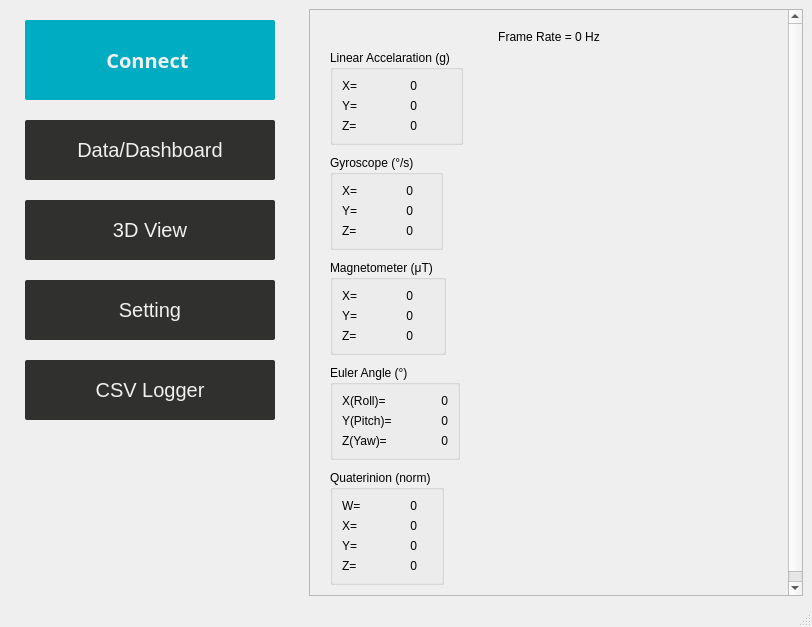
dongFangTuring/CHCenter, file CHCenter/baseform.ui: the form before one commit.
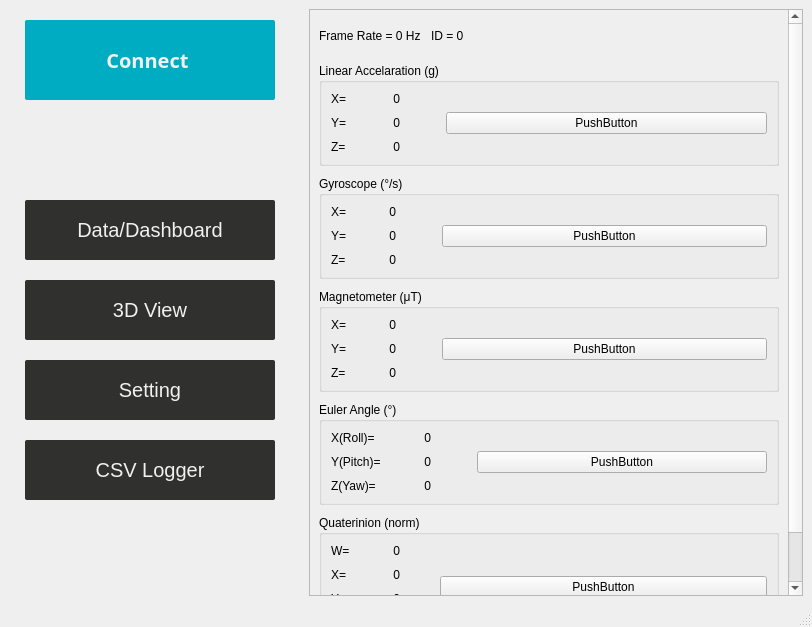
The form after the commit.

Diff of the .ui file:
```diff
--- a/CHCenter/baseform.ui
+++ b/CHCenter/baseform.ui
@@ -2,6 +2,9 @@
 <ui version="4.0">
  <class>BaseForm</class>
  <widget class="QMainWindow" name="BaseForm">
+  <property name="windowModality">
+   <enum>Qt::NonModal</enum>
+  </property>
   <property name="geometry">
    <rect>
     <x>0</x>
@@ -22,11 +25,26 @@
     <height>600</height>
    </size>
   </property>
+  <property name="mouseTracking">
+   <bool>true</bool>
+  </property>
   <property name="windowTitle">
    <string>BaseForm</string>
   </property>
+  <property name="locale">
+   <locale language="English" country="UnitedStates"/>
+  </property>
+  <property name="toolButtonStyle">
+   <enum>Qt::ToolButtonIconOnly</enum>
+  </property>
+  <property name="dockNestingEnabled">
+   <bool>false</bool>
+  </property>
   <property name="dockOptions">
-   <set>QMainWindow::AllowNestedDocks|QMainWindow::AnimatedDocks</set>
+   <set>QMainWindow::AnimatedDocks</set>
+  </property>
+  <property name="unifiedTitleAndToolBarOnMac">
+   <bool>true</bool>
   </property>
   <widget class="QWidget" name="centralwidget">
    <layout class="QHBoxLayout" name="horizontalLayout">
@@ -117,7 +135,7 @@
        <property name="geometry">
         <rect>
          <x>25</x>
-         <y>120</y>
+         <y>200</y>
          <width>250</width>
          <height>60</height>
         </rect>
@@ -164,7 +182,7 @@
        <property name="geometry">
         <rect>
          <x>25</x>
-         <y>200</y>
+         <y>280</y>
          <width>250</width>
          <height>60</height>
         </rect>
@@ -211,7 +229,7 @@
        <property name="geometry">
         <rect>
          <x>25</x>
-         <y>280</y>
+         <y>360</y>
          <width>250</width>
          <height>60</height>
         </rect>
@@ -258,7 +276,7 @@
        <property name="geometry">
         <rect>
          <x>25</x>
-         <y>360</y>
+         <y>440</y>
          <width>250</width>
          <height>60</height>
         </rect>
@@ -332,26 +350,31 @@
              <x>0</x>
              <y>0</y>
              <width>467</width>
-             <height>637</height>
+             <height>652</height>
             </rect>
            </property>
+           <property name="sizePolicy">
+            <sizepolicy hsizetype="MinimumExpanding" vsizetype="Maximum">
+             <horstretch>0</horstretch>
+             <verstretch>0</verstretch>
+            </sizepolicy>
+           </property>
            <layout class="QVBoxLayout" name="verticalLayout_2">
-            <property name="leftMargin">
-             <number>20</number>
+            <property name="spacing">
+             <number>10</number>
             </property>
+            <item>
+             <layout class="QFormLayout" name="formLayout_6">
             <property name="topMargin">
-             <number>20</number>
-            </property>
-            <property name="rightMargin">
-             <number>20</number>
+               <number>10</number>
             </property>
             <property name="bottomMargin">
-             <number>20</number>
-            </property>
-            <item>
+               <number>10</number>
+              </property>
+              <item row="0" column="0">
              <widget class="QLabel" name="LabelFrameRate">
               <property name="sizePolicy">
-               <sizepolicy hsizetype="Minimum" vsizetype="Maximum">
+                 <sizepolicy hsizetype="Fixed" vsizetype="Fixed">
                 <horstretch>0</horstretch>
                 <verstretch>0</verstretch>
                </sizepolicy>
@@ -360,19 +383,26 @@
                <string>Frame Rate = 0 Hz</string>
               </property>
               <property name="alignment">
-               <set>Qt::AlignCenter</set>
-              </property>
-             </widget>
+                 <set>Qt::AlignLeading|Qt::AlignLeft|Qt::AlignVCenter</set>
+                </property>
+               </widget>
+              </item>
+              <item row="0" column="1">
+               <widget class="QLabel" name="LabelID">
+                <property name="sizePolicy">
+                 <sizepolicy hsizetype="Fixed" vsizetype="Fixed">
+                  <horstretch>0</horstretch>
+                  <verstretch>0</verstretch>
+                 </sizepolicy>
+                </property>
+                <property name="text">
+                 <string>ID = 0</string>
+                </property>
+               </widget>
+              </item>
+             </layout>
             </item>
             <item>
-             <layout class="QFormLayout" name="formLayout">
-              <property name="horizontalSpacing">
-               <number>10</number>
-              </property>
-              <property name="verticalSpacing">
-               <number>10</number>
-              </property>
-              <item row="2" column="0">
                <widget class="QGroupBox" name="LabelGPAcc">
                 <property name="minimumSize">
                  <size>
@@ -389,29 +419,29 @@
                 <property name="flat">
                  <bool>true</bool>
                 </property>
-                <layout class="QFormLayout" name="formLayout_3">
-                 <item row="1" column="0">
-                  <widget class="QLabel" name="label_2">
-                   <property name="text">
-                    <string>X= </string>
-                   </property>
-                  </widget>
-                 </item>
-                 <item row="2" column="0">
+              <layout class="QHBoxLayout" name="horizontalLayout_4">
+               <item>
+                <layout class="QFormLayout" name="formLayout">
+                 <property name="horizontalSpacing">
+                  <number>0</number>
+                 </property>
+                 <property name="verticalSpacing">
+                  <number>10</number>
+                 </property>
+                 <item row="0" column="0">
                   <widget class="QLabel" name="label">
-                   <property name="text">
-                    <string>Y= </string>
+                   <property name="sizePolicy">
+                    <sizepolicy hsizetype="Preferred" vsizetype="Preferred">
+                     <horstretch>0</horstretch>
+                     <verstretch>0</verstretch>
+                    </sizepolicy>
                    </property>
-                  </widget>
-                 </item>
-                 <item row="3" column="0">
-                  <widget class="QLabel" name="label_3">
                    <property name="text">
-                    <string>Z= </string>
+                    <string>X= </string>
                    </property>
                   </widget>
                  </item>
-                 <item row="1" column="1">
+                 <item row="0" column="1">
                   <widget class="QLabel" name="LabelAccX">
                    <property name="minimumSize">
                     <size>
@@ -433,7 +463,14 @@
                    </property>
                   </widget>
                  </item>
-                 <item row="2" column="1">
+                 <item row="1" column="0">
+                  <widget class="QLabel" name="label_3">
+                   <property name="text">
+                    <string>Y= </string>
+                   </property>
+                  </widget>
+                 </item>
+                 <item row="1" column="1">
                   <widget class="QLabel" name="LabelAccY">
                    <property name="minimumSize">
                     <size>
@@ -455,7 +492,7 @@
                    </property>
                   </widget>
                  </item>
-                 <item row="3" column="1">
+                 <item row="2" column="1">
                   <widget class="QLabel" name="LabelAccZ">
                    <property name="minimumSize">
                     <size>
@@ -477,10 +514,54 @@
                    </property>
                   </widget>
                  </item>
+                 <item row="2" column="0">
+                  <widget class="QLabel" name="label_2">
+                   <property name="sizePolicy">
+                    <sizepolicy hsizetype="Maximum" vsizetype="Preferred">
+                     <horstretch>0</horstretch>
+                     <verstretch>0</verstretch>
+                    </sizepolicy>
+                   </property>
+                   <property name="text">
+                    <string>Z= </string>
+                   </property>
+                  </widget>
+                 </item>
                 </layout>
-               </widget>
-              </item>
-              <item row="3" column="0">
+               </item>
+               <item>
+                <spacer name="horizontalSpacer">
+                 <property name="orientation">
+                  <enum>Qt::Horizontal</enum>
+                 </property>
+                 <property name="sizeType">
+                  <enum>QSizePolicy::Fixed</enum>
+                 </property>
+                 <property name="sizeHint" stdset="0">
+                  <size>
+                   <width>40</width>
+                   <height>20</height>
+                  </size>
+                 </property>
+                </spacer>
+               </item>
+               <item>
+                <widget class="QPushButton" name="pushButton">
+                 <property name="sizePolicy">
+                  <sizepolicy hsizetype="MinimumExpanding" vsizetype="Fixed">
+                   <horstretch>0</horstretch>
+                   <verstretch>0</verstretch>
+                  </sizepolicy>
+                 </property>
+                 <property name="text">
+                  <string>PushButton</string>
+                 </property>
+                </widget>
+               </item>
+              </layout>
+             </widget>
+            </item>
+            <item>
                <widget class="QGroupBox" name="LabelGPGyro">
                 <property name="title">
                  <string>Gyroscope (°/s)     </string>
@@ -488,36 +569,28 @@
                 <property name="flat">
                  <bool>true</bool>
                 </property>
+              <layout class="QHBoxLayout" name="horizontalLayout_5">
+               <item>
                 <layout class="QFormLayout" name="formLayout_2">
+                 <property name="horizontalSpacing">
+                  <number>0</number>
+                 </property>
+                 <property name="verticalSpacing">
+                  <number>10</number>
+                 </property>
                  <item row="0" column="0">
                   <widget class="QLabel" name="label_5">
+                   <property name="sizePolicy">
+                    <sizepolicy hsizetype="Maximum" vsizetype="Preferred">
+                     <horstretch>0</horstretch>
+                     <verstretch>0</verstretch>
+                    </sizepolicy>
+                   </property>
                    <property name="text">
                     <string>X=</string>
                    </property>
                   </widget>
                  </item>
-                 <item row="0" column="1">
-                  <widget class="QLabel" name="LabelGyroX">
-                   <property name="minimumSize">
-                    <size>
-                     <width>50</width>
-                     <height>0</height>
-                    </size>
-                   </property>
-                   <property name="maximumSize">
-                    <size>
-                     <width>50</width>
-                     <height>16777215</height>
-                    </size>
-                   </property>
-                   <property name="text">
-                    <string>0</string>
-                   </property>
-                   <property name="alignment">
-                    <set>Qt::AlignRight|Qt::AlignTrailing|Qt::AlignVCenter</set>
-                   </property>
-                  </widget>
-                 </item>
                  <item row="1" column="0">
                   <widget class="QLabel" name="label_4">
                    <property name="text">
@@ -525,28 +598,6 @@
                    </property>
                   </widget>
                  </item>
-                 <item row="1" column="1">
-                  <widget class="QLabel" name="LabelGyroY">
-                   <property name="minimumSize">
-                    <size>
-                     <width>50</width>
-                     <height>0</height>
-                    </size>
-                   </property>
-                   <property name="maximumSize">
-                    <size>
-                     <width>50</width>
-                     <height>16777215</height>
-                    </size>
-                   </property>
-                   <property name="text">
-                    <string>0</string>
-                   </property>
-                   <property name="alignment">
-                    <set>Qt::AlignRight|Qt::AlignTrailing|Qt::AlignVCenter</set>
-                   </property>
-                  </widget>
-                 </item>
                  <item row="2" column="0">
                   <widget class="QLabel" name="label_6">
                    <property name="text">
@@ -554,6 +605,50 @@
                    </property>
                   </widget>
                  </item>
+                 <item row="0" column="1">
+                  <widget class="QLabel" name="LabelGyroY">
+                   <property name="minimumSize">
+                    <size>
+                     <width>50</width>
+                     <height>0</height>
+                    </size>
+                   </property>
+                   <property name="maximumSize">
+                    <size>
+                     <width>50</width>
+                     <height>16777215</height>
+                    </size>
+                   </property>
+                   <property name="text">
+                    <string>0</string>
+                   </property>
+                   <property name="alignment">
+                    <set>Qt::AlignRight|Qt::AlignTrailing|Qt::AlignVCenter</set>
+                   </property>
+                  </widget>
+                 </item>
+                 <item row="1" column="1">
+                  <widget class="QLabel" name="LabelGyroX">
+                   <property name="minimumSize">
+                    <size>
+                     <width>50</width>
+                     <height>0</height>
+                    </size>
+                   </property>
+                   <property name="maximumSize">
+                    <size>
+                     <width>50</width>
+                     <height>16777215</height>
+                    </size>
+                   </property>
+                   <property name="text">
+                    <string>0</string>
+                   </property>
+                   <property name="alignment">
+                    <set>Qt::AlignRight|Qt::AlignTrailing|Qt::AlignVCenter</set>
+                   </property>
+                  </widget>
+                 </item>
                  <item row="2" column="1">
                   <widget class="QLabel" name="LabelGyroZ">
                    <property name="minimumSize">
@@ -577,15 +672,40 @@
                   </widget>
                  </item>
                 </layout>
-               </widget>
-              </item>
-              <item row="2" column="1">
-               <widget class="QWidget" name="widget" native="true"/>
-              </item>
-              <item row="3" column="1">
-               <widget class="QWidget" name="widget_2" native="true"/>
-              </item>
-              <item row="4" column="0">
+               </item>
+               <item>
+                <spacer name="horizontalSpacer_2">
+                 <property name="orientation">
+                  <enum>Qt::Horizontal</enum>
+                 </property>
+                 <property name="sizeType">
+                  <enum>QSizePolicy::Fixed</enum>
+                 </property>
+                 <property name="sizeHint" stdset="0">
+                  <size>
+                   <width>40</width>
+                   <height>20</height>
+                  </size>
+                 </property>
+                </spacer>
+               </item>
+               <item>
+                <widget class="QPushButton" name="pushButton_2">
+                 <property name="sizePolicy">
+                  <sizepolicy hsizetype="MinimumExpanding" vsizetype="Fixed">
+                   <horstretch>0</horstretch>
+                   <verstretch>0</verstretch>
+                  </sizepolicy>
+                 </property>
+                 <property name="text">
+                  <string>PushButton</string>
+                 </property>
+                </widget>
+               </item>
+              </layout>
+             </widget>
+            </item>
+            <item>
                <widget class="QGroupBox" name="LabelGPMag">
                 <property name="title">
                  <string>Magnetometer (μT)</string>
@@ -593,9 +713,23 @@
                 <property name="flat">
                  <bool>true</bool>
                 </property>
-                <layout class="QFormLayout" name="formLayout_4">
+              <layout class="QHBoxLayout" name="horizontalLayout_6">
+               <item>
+                <layout class="QFormLayout" name="formLayout_3">
+                 <property name="horizontalSpacing">
+                  <number>0</number>
+                 </property>
+                 <property name="verticalSpacing">
+                  <number>10</number>
+                 </property>
                  <item row="0" column="0">
                   <widget class="QLabel" name="label_9">
+                   <property name="sizePolicy">
+                    <sizepolicy hsizetype="Maximum" vsizetype="Preferred">
+                     <horstretch>0</horstretch>
+                     <verstretch>0</verstretch>
+                    </sizepolicy>
+                   </property>
                    <property name="text">
                     <string>X=</string>
                    </property>
@@ -682,34 +816,69 @@
                   </widget>
                  </item>
                 </layout>
-               </widget>
-              </item>
-              <item row="4" column="1">
-               <widget class="QWidget" name="widget_3" native="true"/>
-              </item>
-              <item row="5" column="0">
+               </item>
+               <item>
+                <spacer name="horizontalSpacer_3">
+                 <property name="orientation">
+                  <enum>Qt::Horizontal</enum>
+                 </property>
+                 <property name="sizeType">
+                  <enum>QSizePolicy::Fixed</enum>
+                 </property>
+                 <property name="sizeHint" stdset="0">
+                  <size>
+                   <width>40</width>
+                   <height>20</height>
+                  </size>
+                 </property>
+                </spacer>
+               </item>
+               <item>
+                <widget class="QPushButton" name="pushButton_3">
+                 <property name="sizePolicy">
+                  <sizepolicy hsizetype="MinimumExpanding" vsizetype="Fixed">
+                   <horstretch>0</horstretch>
+                   <verstretch>0</verstretch>
+                  </sizepolicy>
+                 </property>
+                 <property name="text">
+                  <string>PushButton</string>
+                 </property>
+                </widget>
+               </item>
+              </layout>
+             </widget>
+            </item>
+            <item>
                <widget class="QGroupBox" name="LabelGPEuler">
                 <property name="title">
-                 <string>Euler Angle (°)           </string>
+               <string>Euler Angle (°)             </string>
                 </property>
                 <property name="flat">
                  <bool>true</bool>
                 </property>
-                <layout class="QFormLayout" name="formLayout_6">
+              <layout class="QHBoxLayout" name="horizontalLayout_7">
+               <item>
+                <layout class="QFormLayout" name="formLayout_4">
+                 <property name="horizontalSpacing">
+                  <number>0</number>
+                 </property>
+                 <property name="verticalSpacing">
+                  <number>10</number>
+                 </property>
                  <item row="0" column="0">
                   <widget class="QLabel" name="label_20">
+                   <property name="sizePolicy">
+                    <sizepolicy hsizetype="Maximum" vsizetype="Preferred">
+                     <horstretch>0</horstretch>
+                     <verstretch>0</verstretch>
+                    </sizepolicy>
+                   </property>
                    <property name="text">
                     <string>X(Roll)=</string>
                    </property>
                   </widget>
                  </item>
-                 <item row="2" column="0">
-                  <widget class="QLabel" name="label_19">
-                   <property name="text">
-                    <string>Z(Yaw)=</string>
-                   </property>
-                  </widget>
-                 </item>
                  <item row="1" column="0">
                   <widget class="QLabel" name="label_22">
                    <property name="text">
@@ -717,6 +886,13 @@
                    </property>
                   </widget>
                  </item>
+                 <item row="2" column="0">
+                  <widget class="QLabel" name="label_19">
+                   <property name="text">
+                    <string>Z(Yaw)=</string>
+                   </property>
+                  </widget>
+                 </item>
                  <item row="0" column="1">
                   <widget class="QLabel" name="LabelEulerX">
                    <property name="minimumSize">
@@ -784,9 +960,40 @@
                   </widget>
                  </item>
                 </layout>
-               </widget>
-              </item>
-              <item row="6" column="0">
+               </item>
+               <item>
+                <spacer name="horizontalSpacer_4">
+                 <property name="orientation">
+                  <enum>Qt::Horizontal</enum>
+                 </property>
+                 <property name="sizeType">
+                  <enum>QSizePolicy::Fixed</enum>
+                 </property>
+                 <property name="sizeHint" stdset="0">
+                  <size>
+                   <width>40</width>
+                   <height>20</height>
+                  </size>
+                 </property>
+                </spacer>
+               </item>
+               <item>
+                <widget class="QPushButton" name="pushButton_4">
+                 <property name="sizePolicy">
+                  <sizepolicy hsizetype="MinimumExpanding" vsizetype="Fixed">
+                   <horstretch>0</horstretch>
+                   <verstretch>0</verstretch>
+                  </sizepolicy>
+                 </property>
+                 <property name="text">
+                  <string>PushButton</string>
+                 </property>
+                </widget>
+               </item>
+              </layout>
+             </widget>
+            </item>
+            <item>
                <widget class="QGroupBox" name="LabelGPQuat">
                 <property name="enabled">
                  <bool>true</bool>
@@ -797,30 +1004,57 @@
                 <property name="flat">
                  <bool>true</bool>
                 </property>
+              <layout class="QGridLayout" name="gridLayout_5">
+               <property name="horizontalSpacing">
+                <number>0</number>
+               </property>
+               <property name="verticalSpacing">
+                <number>10</number>
+               </property>
+               <item row="0" column="0">
                 <layout class="QFormLayout" name="formLayout_5">
-                 <item row="2" column="0">
-                  <widget class="QLabel" name="label_21">
-                   <property name="text">
-                    <string>Y=</string>
-                   </property>
-                  </widget>
-                 </item>
-                 <item row="0" column="0">
+                 <property name="horizontalSpacing">
+                  <number>0</number>
+                 </property>
+                 <property name="verticalSpacing">
+                  <number>10</number>
+                 </property>
+                 <item row="1" column="0">
                   <widget class="QLabel" name="label_26">
                    <property name="text">
-                    <string>W=</string>
+                    <string>X=</string>
                    </property>
                   </widget>
                  </item>
-                 <item row="1" column="0">
+                 <item row="0" column="0">
                   <widget class="QLabel" name="label_27">
                    <property name="text">
-                    <string>X=</string>
+                    <string>W=</string>
+                   </property>
+                  </widget>
+                 </item>
+                 <item row="2" column="0">
+                  <widget class="QLabel" name="label_21">
+                   <property name="text">
+                    <string>Y=</string>
+                   </property>
+                  </widget>
+                 </item>
+                 <item row="3" column="0">
+                  <widget class="QLabel" name="label_31">
+                   <property name="text">
+                    <string>Z=</string>
                    </property>
                   </widget>
                  </item>
                  <item row="0" column="1">
                   <widget class="QLabel" name="LabelQuatW">
+                   <property name="sizePolicy">
+                    <sizepolicy hsizetype="Preferred" vsizetype="Preferred">
+                     <horstretch>0</horstretch>
+                     <verstretch>0</verstretch>
+                    </sizepolicy>
+                   </property>
                    <property name="minimumSize">
                     <size>
                      <width>50</width>
@@ -885,13 +1119,6 @@
                    </property>
                   </widget>
                  </item>
-                 <item row="3" column="0">
-                  <widget class="QLabel" name="label_31">
-                   <property name="text">
-                    <string>Z=</string>
-                   </property>
-                  </widget>
-                 </item>
                  <item row="3" column="1">
                   <widget class="QLabel" name="LabelQuatZ">
                    <property name="minimumSize">
@@ -915,15 +1142,38 @@
                   </widget>
                  </item>
                 </layout>
-               </widget>
-              </item>
-              <item row="5" column="1">
-               <widget class="QWidget" name="widget_4" native="true"/>
-              </item>
-              <item row="6" column="1">
-               <widget class="QWidget" name="widget_5" native="true"/>
-              </item>
-             </layout>
+               </item>
+               <item row="0" column="3">
+                <spacer name="horizontalSpacer_5">
+                 <property name="orientation">
+                  <enum>Qt::Horizontal</enum>
+                 </property>
+                 <property name="sizeType">
+                  <enum>QSizePolicy::Fixed</enum>
+                 </property>
+                 <property name="sizeHint" stdset="0">
+                  <size>
+                   <width>40</width>
+                   <height>20</height>
+                  </size>
+                 </property>
+                </spacer>
+               </item>
+               <item row="0" column="4">
+                <widget class="QPushButton" name="pushButton_5">
+                 <property name="sizePolicy">
+                  <sizepolicy hsizetype="MinimumExpanding" vsizetype="Fixed">
+                   <horstretch>0</horstretch>
+                   <verstretch>0</verstretch>
+                  </sizepolicy>
+                 </property>
+                 <property name="text">
+                  <string>PushButton</string>
+                 </property>
+                </widget>
+               </item>
+              </layout>
+             </widget>
             </item>
            </layout>
           </widget>
```
Lines whose indentation alone changed are shown as unchanged.
